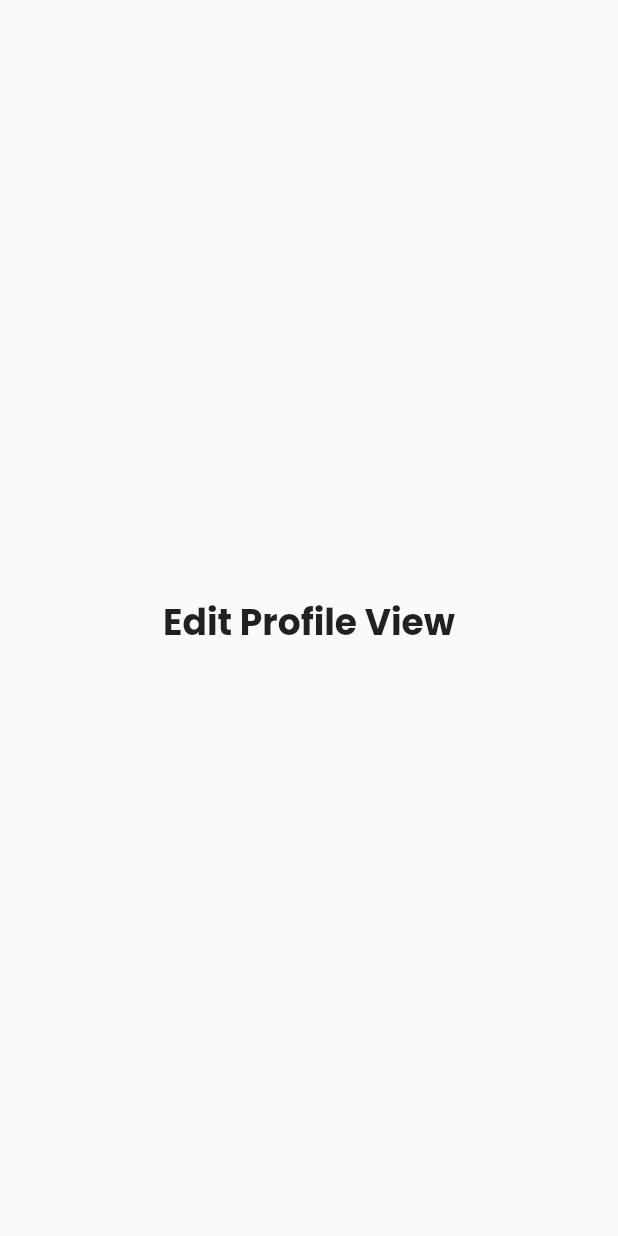
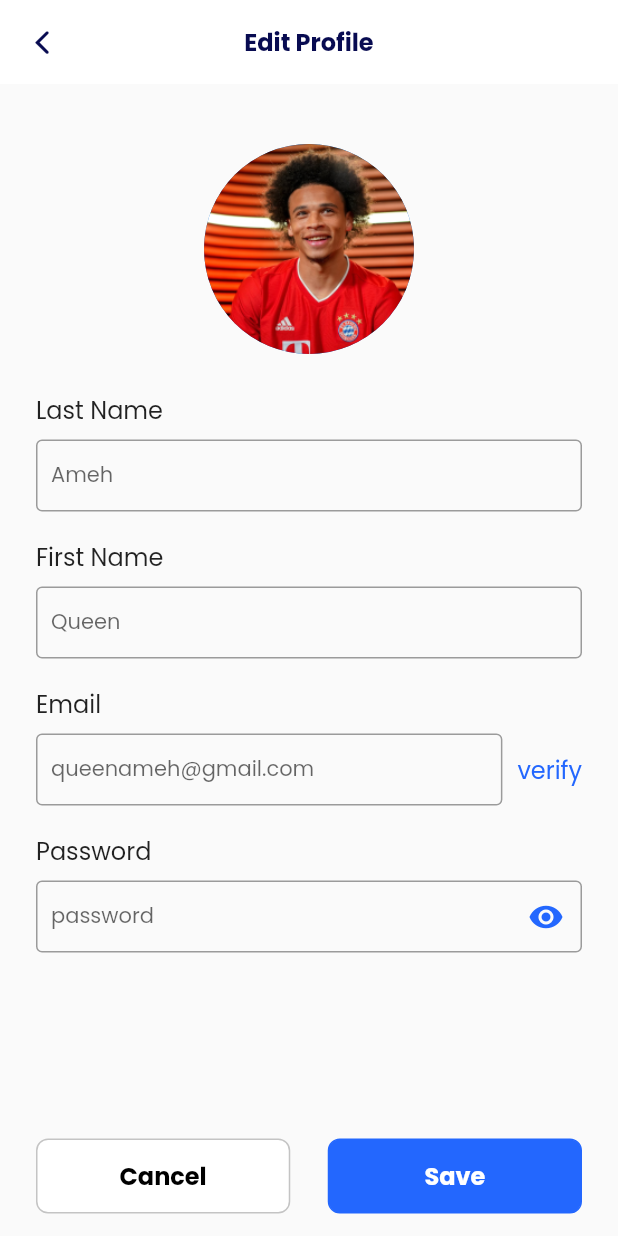
Before and after one commit to kennyobey/Reserve-Chat, a Flutter app: the EditProfileView screen opened directly, on a phone screen of 412 x 824 dp. Run offline on Flutter 3.47's test engine with Material 2 defaults, Android fonts, the phone set to English and light mode, and no system bars; our stand-ins replace cached_network_image, dots_indicator, flutter_hooks, flutter_svg, google_fonts, shimmer and 2 more.

Commit message:
Implement Edit profile view

```diff
--- a/resavation/lib/ui/views/edit_profile/edit_profile_view.dart
+++ b/resavation/lib/ui/views/edit_profile/edit_profile_view.dart
@@ -1,6 +1,12 @@
 import 'package:flutter/material.dart';
+import 'package:resavation/ui/shared/colors.dart';
+import 'package:resavation/ui/shared/dump_widgets/resavation_app_bar.dart';
+import 'package:resavation/ui/shared/dump_widgets/resavation_button.dart';
+import 'package:resavation/ui/shared/dump_widgets/resavation_textfield.dart';
+import 'package:resavation/ui/shared/spacing.dart';
 import 'package:resavation/ui/shared/text_styles.dart';
 import 'package:resavation/ui/views/edit_profile/edit_profile_viewmodel.dart';
+import 'package:resavation/utility/assets.dart';
 import 'package:stacked/stacked.dart';
 
 class EditProfileView extends StatelessWidget {
@@ -10,10 +16,104 @@ class EditProfileView extends StatelessWidget {
   Widget build(BuildContext context) {
     return ViewModelBuilder<EditProfileViewModel>.reactive(
       builder: (context, model, child) => Scaffold(
-        body: Center(
-          child: Text(
-            'Edit Profile View',
-            style: AppStyle.kHeading1,
+        appBar: ResavationAppBar(
+          title: "Edit Profile",
+        ),
+        body: Padding(
+          padding: const EdgeInsets.symmetric(
+            horizontal: 24.0,
+            vertical: 15,
+          ),
+          child: Column(
+            children: [
+              Expanded(
+                child: SingleChildScrollView(
+                  child: Column(
+                    crossAxisAlignment: CrossAxisAlignment.start,
+                    children: [
+                      verticalSpaceMedium,
+                      Center(
+                        child: CircleAvatar(
+                          radius: 70,
+                          backgroundImage: AssetImage(Assets.profile_image),
+                        ),
+                      ),
+                      verticalSpaceMedium,
+                      Text(
+                        'Last Name',
+                        style: AppStyle.kBodyRegular,
+                      ),
+                      ResavationTextField(
+                        hintText: 'Ameh',
+                      ),
+                      verticalSpaceSmall,
+                      Text(
+                        'First Name',
+                        style: AppStyle.kBodyRegular,
+                      ),
+                      ResavationTextField(
+                        hintText: 'Queen',
+                      ),
+                      verticalSpaceSmall,
+                      Text(
+                        'Email',
+                        style: AppStyle.kBodyRegular,
+                      ),
+                      Row(
+                        children: [
+                          Expanded(
+                            child: ResavationTextField(
+                              hintText: 'queenameh@gmail.com',
+                            ),
+                          ),
+                          horizontalSpaceSmall,
+                          GestureDetector(
+                            onTap: () {},
+                            child: Text(
+                              'verify',
+                              style: AppStyle.kBodyRegular.copyWith(
+                                color: kPrimaryColor,
+                              ),
+                            ),
+                          ),
+                        ],
+                      ),
+                      verticalSpaceSmall,
+                      Text(
+                        'Password',
+                        style: AppStyle.kBodyRegular,
+                      ),
+                      ResavationTextField(
+                        obscureText: true,
+                        hintText: 'password',
+                      ),
+                      horizontalSpaceMedium,
+                    ],
+                  ),
+                ),
+              ),
+              verticalSpaceMedium,
+              Row(
+                children: [
+                  Expanded(
+                    child: ResavationButton(
+                      title: 'Cancel',
+                      onTap: () {},
+                      buttonColor: kWhite,
+                      titleColor: kBlack,
+                      borderColor: kGray,
+                    ),
+                  ),
+                  horizontalSpaceMedium,
+                  Expanded(
+                    child: ResavationButton(
+                      title: 'Save',
+                      onTap: () {},
+                    ),
+                  ),
+                ],
+              ),
+            ],
           ),
         ),
       ),
```
